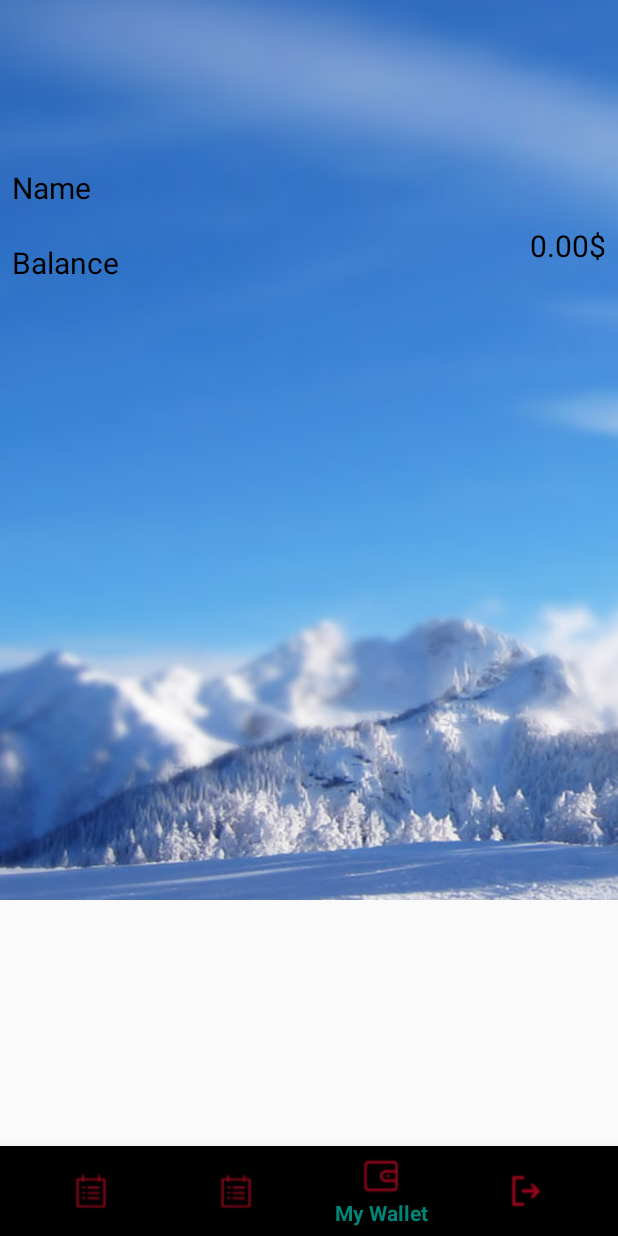
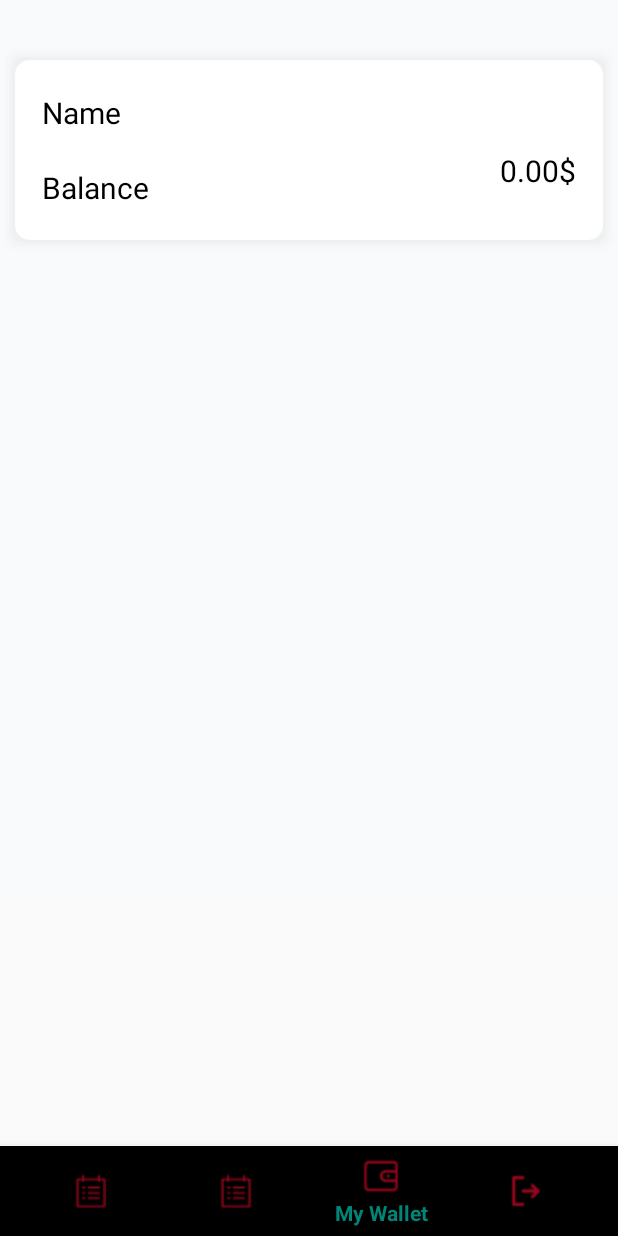
Before and after one commit to LarissaTan/CuteCoffe, an Android app: the fragment StoreCommentFragment placed in its activity, item 3 of the bottom bar chosen, on a phone screen of 412 x 824 dp. Run offline under Robolectric (Android 15) with nearby library versions, the phone set to English and light mode, and no system bars.

Commit message:
change main page

```diff
--- /dev/null
+++ b/app/src/main/res/drawable/bg_dialog.xml
@@ -0,0 +1,73 @@
+<?xml version="1.0" encoding="utf-8"?>
+<layer-list xmlns:android="http://schemas.android.com/apk/res/android">
+    <!-- 边 -->
+    <item>
+        <shape android:shape="rectangle">
+            <padding
+                android:bottom="2dp"
+                android:left="2dp"
+                android:right="2dp"
+                android:top="2dp" />
+            <solid android:color="#00E4E4E4" />
+            <corners android:radius="8dp" />
+        </shape>
+    </item>
+    <item>
+        <shape android:shape="rectangle">
+            <padding
+                android:bottom="2dp"
+                android:left="2dp"
+                android:right="2dp"
+                android:top="2dp" />
+            <solid android:color="#10E4E4E4" />
+            <corners android:radius="8dp" />
+        </shape>
+    </item>
+    <item>
+        <shape android:shape="rectangle">
+            <padding
+                android:bottom="2dp"
+                android:left="2dp"
+                android:right="2dp"
+                android:top="2dp" />
+            <solid android:color="#20E4E4E4" />
+            <corners android:radius="8dp" />
+        </shape>
+    </item>
+    <item>
+        <shape android:shape="rectangle">
+            <padding
+                android:bottom="2dp"
+                android:left="2dp"
+                android:right="2dp"
+                android:top="2dp" />
+            <solid android:color="#30E4E4E4" />
+            <corners android:radius="8dp" />
+        </shape>
+    </item>
+    <item>
+        <shape android:shape="rectangle">
+            <padding
+                android:bottom="2dp"
+                android:left="2dp"
+                android:right="2dp"
+                android:top="2dp" />
+            <solid android:color="#50E4E4E4" />
+            <corners android:radius="8dp" />
+        </shape>
+    </item>
+
+    <!-- 中心背景 -->
+    <item>
+        <shape android:shape="rectangle"
+            android:useLevel="false">
+            <!-- 实心 -->
+            <solid android:color="#ffffff" />
+            <corners android:radius="10dp" />
+            <padding android:left="10dp"
+                android:right="10dp"
+                android:top="10dp"
+                android:bottom="10dp"/>
+        </shape>
+    </item>
+</layer-list>
--- a/app/src/main/res/layout/fragment_account.xml
+++ b/app/src/main/res/layout/fragment_account.xml
@@ -5,12 +5,19 @@
     xmlns:tools="http://schemas.android.com/tools"
     android:layout_width="match_parent"
     android:layout_height="match_parent"
-    android:background="@drawable/background"
+    android:background="#F9FAFC"
     tools:context=".activityAndNav.AccountFragment">
+
+
+    <LinearLayout
+        android:layout_width="wrap_content"
+        android:layout_height="wrap_content"
+        android:layout_marginTop="30dp"
+        android:background="@drawable/bg_dialog"
+        android:orientation="vertical">
 
     <RelativeLayout
         android:id="@+id/re_userName"
-        android:layout_marginTop="100dp"
         android:layout_width="match_parent"
         android:layout_marginLeft="8dp"
         android:layout_marginRight="8dp"
@@ -70,5 +77,6 @@
             android:textSize="20dp" />
 
     </RelativeLayout>
+    </LinearLayout>
 
 </RelativeLayout>
```
Also changed, not shown: app/src/main/res/layout/activity_main.xml (+24 -23 lines), app/src/main/res/drawable/bg.jpeg (added), app/src/main/res/drawable/bg2.jpeg (added), app/src/main/res/drawable/icon.png (added), app/src/main/res/drawable/tx_1_48.png (deleted), app/src/main/res/drawable/tx_2_48.png (deleted), app/src/main/res/drawable/tx_3_48.png (deleted), app/src/main/res/drawable/tx_4_48.png (deleted), app/src/main/res/drawable/tx_5_48.png (deleted), app/src/main/res/drawable/tx_6_48.png (deleted).
